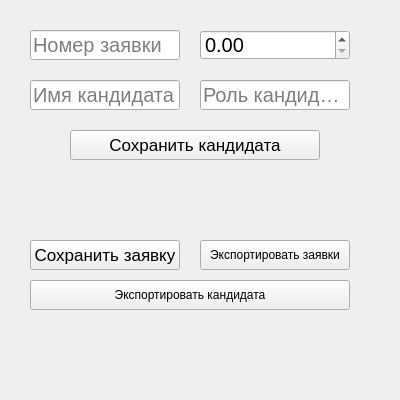
First picture: the form in new/Zayavka_db/main.ui, repository BladEvgen/Home_Works, before the edit.
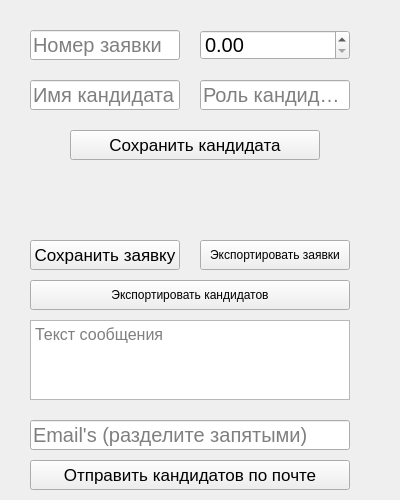
Second picture: the form after the edit.

Patch:
```diff
--- a/new/Zayavka_db/main.ui
+++ b/new/Zayavka_db/main.ui
@@ -7,7 +7,7 @@
     <x>0</x>
     <y>0</y>
     <width>400</width>
-    <height>400</height>
+    <height>500</height>
    </rect>
   </property>
   <property name="windowTitle">
@@ -54,7 +54,7 @@
     </rect>
    </property>
    <property name="text">
-    <string>Экспортировать кандидата</string>
+    <string>Экспортировать кандидатов</string>
    </property>
   </widget>
   <widget class="QLineEdit" name="lineEdit_number">
@@ -150,6 +150,60 @@
     <string>Сохранить кандидата</string>
    </property>
   </widget>
+  <widget class="QPushButton" name="pushButton_send_email">
+   <property name="geometry">
+    <rect>
+     <x>30</x>
+     <y>460</y>
+     <width>320</width>
+     <height>30</height>
+    </rect>
+   </property>
+   <property name="font">
+    <font>
+     <pointsize>13</pointsize>
+    </font>
+   </property>
+   <property name="text">
+    <string>Отправить кандидатов по почте</string>
+   </property>
+  </widget>
+  <widget class="QLineEdit" name="lineEdit_email">
+   <property name="geometry">
+    <rect>
+     <x>30</x>
+     <y>420</y>
+     <width>320</width>
+     <height>30</height>
+    </rect>
+   </property>
+   <property name="font">
+    <font>
+     <pointsize>15</pointsize>
+    </font>
+   </property>
+   <property name="placeholderText">
+    <string>Email's (разделите запятыми)</string>
+   </property>
+  </widget>
+  <widget class="QTextEdit" name="textEdit_email_message">
+   <property name="geometry">
+    <rect>
+     <x>30</x>
+     <y>320</y>
+     <width>320</width>
+     <height>80</height>
+    </rect>
+   </property>
+   <property name="font">
+    <font>
+     <pointsize>12</pointsize>
+    </font>
+   </property>
+   <property name="placeholderText">
+    <string>Текст сообщения</string>
+   </property>
+  </widget>
  </widget>
  <resources/>
  <connections/>
```
